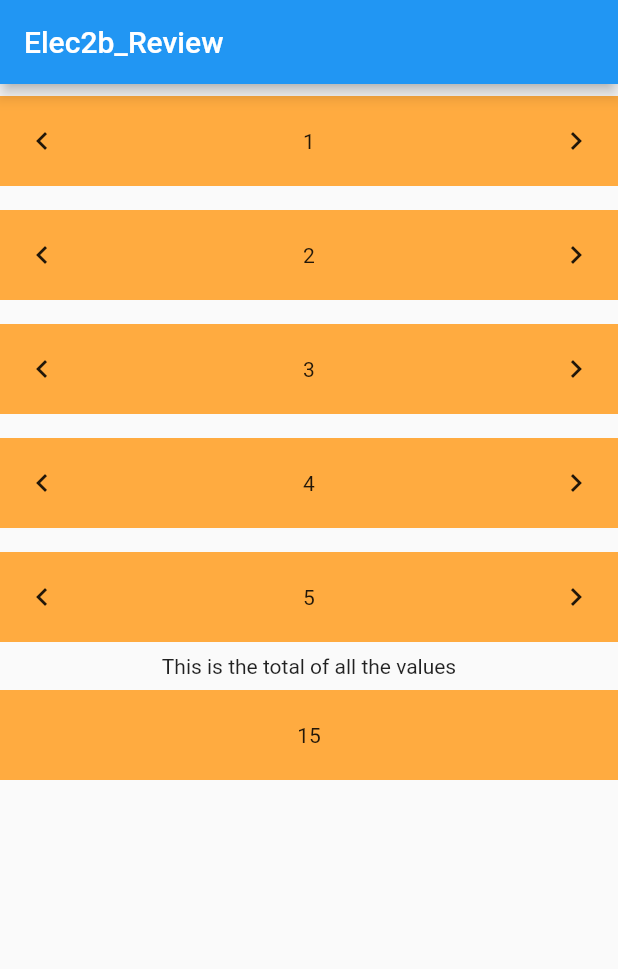
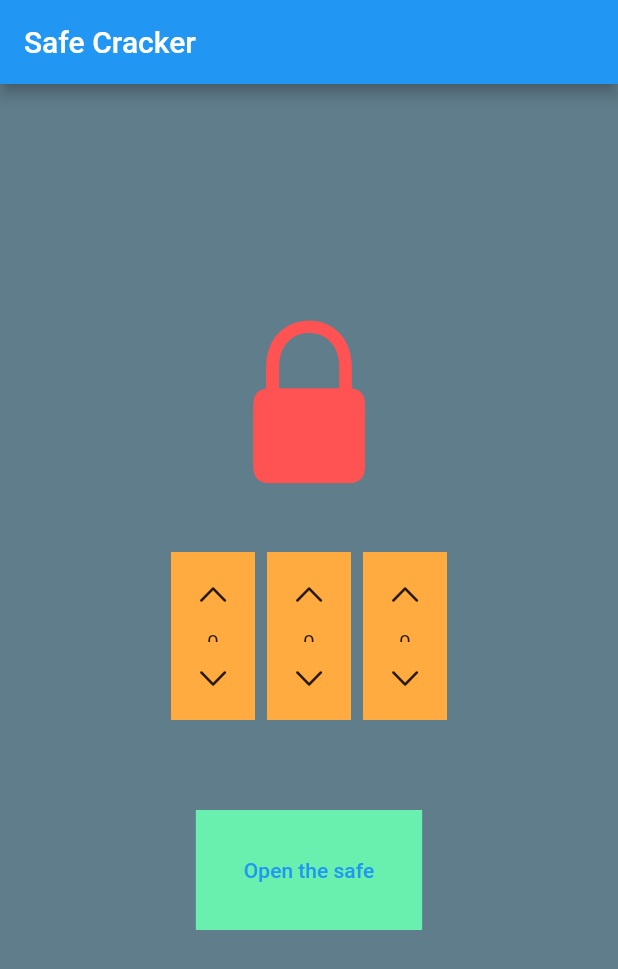
Before and after one commit to whitecarabao/GOMEZ_ELEC2B, a Flutter app: the screen it shows after launch, on a phone screen of 412 x 824 dp. Shown: the top 969 px of the screen. Run offline on Flutter 3.47's test engine with Material 2 defaults, Android fonts, the phone set to English and light mode, and no system bars.

Commit message:
End of video 3 - Lockpicker(UI)

```diff
--- a/lib/main.dart
+++ b/lib/main.dart
@@ -1,4 +1,7 @@
+import 'package:flutter/cupertino.dart';
 import 'package:flutter/material.dart';
+
+import 'safe_cracker_widgets/safe_dial.dart';
 
 void main() {
   runApp(const MyApp());
@@ -14,30 +17,41 @@
       theme: ThemeData(
         primarySwatch: Colors.blue,
       ),
-      home: const MyHomePage(),
+      home: const SafeCrackerView(),
     );
   }
 }
 
-class MyHomePage extends StatefulWidget {
-  const MyHomePage({Key? key}) : super(key: key);
+class SafeCrackerView extends StatefulWidget {
+  const SafeCrackerView({Key? key}) : super(key: key);
 
   @override
-  State<MyHomePage> createState() => _MyHomePageState();
+  State<SafeCrackerView> createState() => _SafeCrackerViewState();
 }
 
-class _MyHomePageState extends State<MyHomePage> {
-  List<int> values = [1, 2, 3, 4, 5];
+class _SafeCrackerViewState extends State<SafeCrackerView> {
+  List<int> values = [0, 0, 0];
 
   @override
   Widget build(BuildContext context) {
     return Scaffold(
+      backgroundColor: Colors.blueGrey,
       appBar: AppBar(
-        title: const Text("Elec2b_Review"),
+        title: const Text(
+          "Safe Cracker",
         ),
-      body: Column(children: [
+      ),
+      body: Center(
+        child: Column(
+          mainAxisSize: MainAxisSize.min,
+          children: [
+            Icon(false ? CupertinoIcons.lock_open_fill: CupertinoIcons.lock_fill,size: 128,color: Colors.redAccent,),
+            Container(
+              margin:const EdgeInsets.only(top: 32),
+              height: 120,
+              child: Row(mainAxisAlignment: MainAxisAlignment.center, children: [
                 for (int i = 0; i < values.length; i++)
-          IncrementalNumberHolderStl(
+                  SafeDial(
                     startingValue: values[i],
                     onIncrement: () {
                       setState(() {
@@ -50,23 +64,29 @@
                       });
                     },
                   ),
-        const Text("This is the total of all the values"),
-        GestureDetector(
-          onTap: (){setState(() {
-            values = [0,0,0,0,0];
-          });},
-                  child: NumberHolder(
-            content: sumOfAllValues(values),
+              ]),
+            ),
+            Container(
+              margin: const EdgeInsets.symmetric(vertical: 48),
+              child: TextButton(
+                onPressed: () {},
+                child: Container(
+                  padding: const EdgeInsets.all(32),
+                  color: Colors.greenAccent,
+                  child: const Text("Open the safe"),
                 ),
               ),
-      ]),
+            ),
+          ],
+        ),
+      ),
     );
   }
 
   int sumOfAllValues(List<int> list) {
     int temp = 0;
-    for(int i=0; i<list.length; i++){
-      temp+=list[i];
+    for (int i = 0; i < list.length; i++) {
+      temp += list[i];
     }
     // for (int number in list) {
     //   temp += number;
@@ -91,46 +111,6 @@
             "$content",
             textAlign: TextAlign.center,
           ),
-        ));
-  }
-}
-
-class IncrementalNumberHolderStl extends StatelessWidget {
-  final int startingValue;
-  final Function()? onIncrement;
-  final Function()? onDecrement;
-  const IncrementalNumberHolderStl(
-      {Key? key,
-      required this.startingValue,
-       this.onIncrement,
-       this.onDecrement})
-      : super(key: key);
-
-  @override
-  Widget build(BuildContext context) {
-    return Container(
-        margin: const EdgeInsets.symmetric(vertical: 8),
-        padding: const EdgeInsets.all(4),
-        width: double.infinity,
-        color: Colors.orangeAccent,
-        constraints: const BoxConstraints(minHeight: 60),
-        child: Row(
-          children: [
-            IconButton(
-              onPressed: onDecrement,
-              icon: const Icon(Icons.chevron_left),
-            ),
-            Expanded(
-              child: Text(
-                "$startingValue",
-                textAlign: TextAlign.center,
-              ),
-            ),
-            IconButton(
-              onPressed: onIncrement,
-              icon: const Icon(Icons.chevron_right),
-            ),
-          ],
         ));
   }
 }
--- /dev/null
+++ b/lib/safe_cracker_widgets/safe_dial.dart
@@ -0,0 +1,42 @@
+
+import 'package:flutter/cupertino.dart';
+import 'package:flutter/material.dart';
+
+class SafeDial extends StatelessWidget {
+  final int startingValue;
+  final Function()? onIncrement;
+  final Function()? onDecrement;
+  const SafeDial(
+      {Key? key,
+      required this.startingValue,
+       this.onIncrement,
+       this.onDecrement})
+      : super(key: key);
+
+  @override
+  Widget build(BuildContext context) {
+    return Container(
+        margin: const EdgeInsets.all(4),
+        padding: const EdgeInsets.all(4),
+        color: Colors.orangeAccent,
+        constraints: const BoxConstraints(minHeight: 60),
+        child: Column(
+          children: [
+            IconButton(
+              onPressed: onIncrement,
+              icon: const Icon(CupertinoIcons.chevron_up),
+            ),
+            Expanded(
+              child: Text(
+                "$startingValue",
+                textAlign: TextAlign.center,
+              ),
+            ),
+            IconButton(
+              onPressed: onDecrement,
+              icon: const Icon(CupertinoIcons.chevron_down),
+            ),
+          ],
+        ));
+  }
+}
```
Lines whose indentation alone changed are shown as unchanged.
